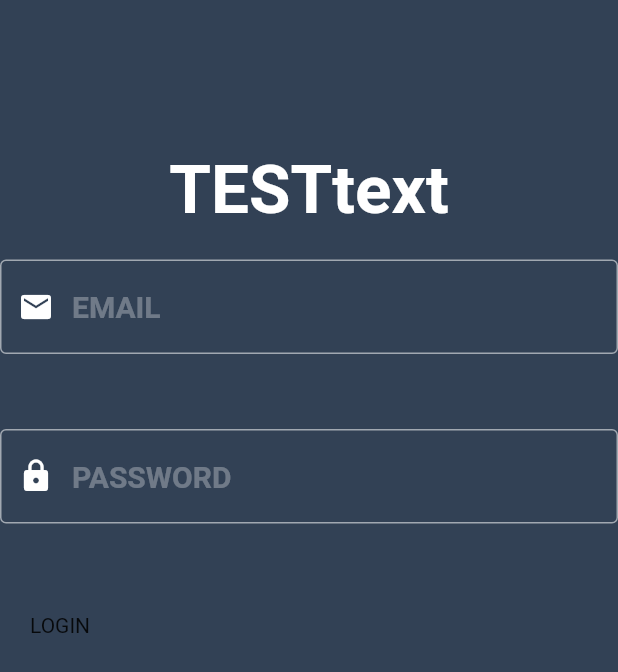
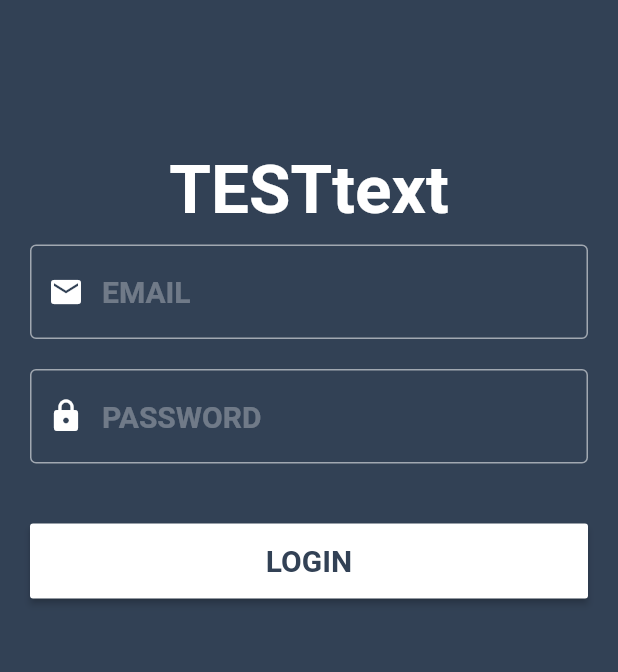
Before and after one commit to OstapKlin/flutter-app, a Flutter app: the screen it shows after launch, on a phone screen of 412 x 824 dp. Shown: the top 672 px of the screen. Run offline on Flutter 3.47's test engine with Material 2 defaults, Android fonts, the phone set to English and light mode, and no system bars; accounts and stored records are empty.

Commit message:
auth submit

```diff
--- a/lib/screens/auth.dart
+++ b/lib/screens/auth.dart
@@ -11,6 +11,9 @@ class _AuthPageState extends State<AuthPage> {
  TextEditingController _emailController = TextEditingController();
  TextEditingController _passwordController = TextEditingController();
 
+String _email;
+String _password;
+bool showLogin = true;
 
 @override
 Widget build(BuildContext context) {
@@ -29,7 +32,7 @@ Widget build(BuildContext context) {
 
 Widget _input(Icon icon, String hint, TextEditingController controller, bool obscure){
   return Container(
-    padding: EdgeInsets.only(bottom: 20, top:10),
+    padding: EdgeInsets.only(left: 20, right:20),
     child: TextField(
       controller: controller,
       style: TextStyle(fontSize:20, color: Colors.white),
@@ -54,6 +57,21 @@ Widget _input(Icon icon, String hint, TextEditingController controller, bool obs
   );
 }
 
+Widget _button(String text, void func()){
+  return RaisedButton(
+    splashColor: Theme.of(context).primaryColor,
+    highlightColor: Theme.of(context).primaryColor,
+    color: Colors.white,
+    child: Text(
+      text,
+      style: TextStyle(fontWeight: FontWeight.bold, color: Theme.of(context).primaryColor, fontSize: 20)
+    ),
+    onPressed: (){
+      func();
+    },
+  );
+}
+
   @override
   Widget _form(String label, void func()) {
     return Container(
@@ -67,13 +85,14 @@ Widget _input(Icon icon, String hint, TextEditingController controller, bool obs
             padding: EdgeInsets.only(bottom: 20),
             child: _input(Icon(Icons.lock), "PASSWORD", _passwordController, true)
           ),
+
           SizedBox(height: 20,),
           Padding(
             padding: EdgeInsets.only(left: 20, right: 20),
             child: Container(
               height: 50,
               width: MediaQuery.of(context).size.width,
-              child: Text(label)
+              child: _button(label, func)
             )
           )
         ],
@@ -81,13 +100,24 @@ Widget _input(Icon icon, String hint, TextEditingController controller, bool obs
     );
   }
 
+  void _loginUser(){
+    _email = _emailController.text;
+    _password = _passwordController.text;
+
+    _emailController.clear();
+    _passwordController.clear();
+  } //Што делает кнопка
+
     return Scaffold(
       backgroundColor: Theme.of(context).primaryColor,
-      body: Column(
+      body: SingleChildScrollView(
+       child: Column(
         children: <Widget>[
           _logo(),
-          _form('LOGIN', (){}),
+
+          _form('LOGIN', _loginUser),
         ],
+      ),
       )
     );
 
```
